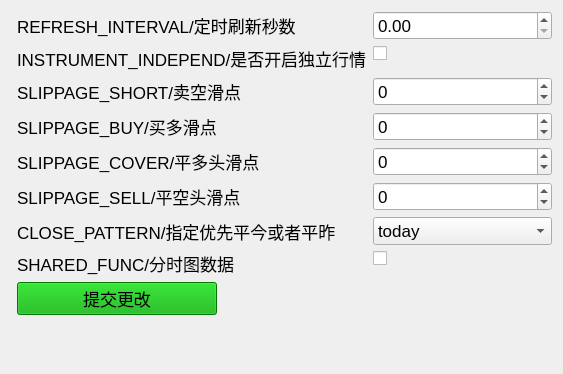
Old version of the form app/ui/config.ui in the repository ctpbee/ctpbee_desktop.
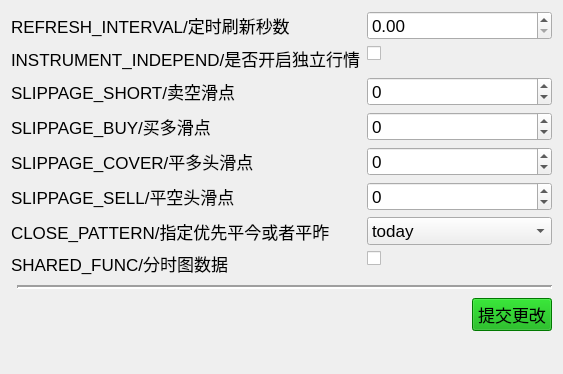
New version of the form. Icons and pictures are not drawn.

```diff
--- a/app/ui/config.ui
+++ b/app/ui/config.ui
@@ -35,7 +35,7 @@
     <normaloff>:/menu/images/bee_temp_grey.png</normaloff>:/menu/images/bee_temp_grey.png</iconset>
   </property>
   <layout class="QFormLayout" name="formLayout_2">
-   <item row="1" column="1">
+   <item row="1" column="0" colspan="2">
     <layout class="QFormLayout" name="formLayout">
      <item row="0" column="0">
       <widget class="QLabel" name="label">
@@ -203,7 +203,22 @@
      </item>
     </layout>
    </item>
-   <item row="2" column="1">
+   <item row="3" column="0" colspan="2">
+    <layout class="QHBoxLayout" name="horizontalLayout">
+     <item>
+      <spacer name="horizontalSpacer">
+       <property name="orientation">
+        <enum>Qt::Horizontal</enum>
+       </property>
+       <property name="sizeHint" stdset="0">
+        <size>
+         <width>40</width>
+         <height>20</height>
+        </size>
+       </property>
+      </spacer>
+     </item>
+     <item>
     <widget class="QPushButton" name="pushButton">
      <property name="maximumSize">
       <size>
@@ -219,6 +234,24 @@
      </property>
      <property name="text">
       <string>提交更改</string>
+       </property>
+      </widget>
+     </item>
+    </layout>
+   </item>
+   <item row="2" column="1">
+    <widget class="Line" name="line">
+     <property name="minimumSize">
+      <size>
+       <width>0</width>
+       <height>10</height>
+      </size>
+     </property>
+     <property name="lineWidth">
+      <number>2</number>
+     </property>
+     <property name="orientation">
+      <enum>Qt::Horizontal</enum>
      </property>
     </widget>
    </item>
```
Lines whose indentation alone changed are shown as unchanged.
